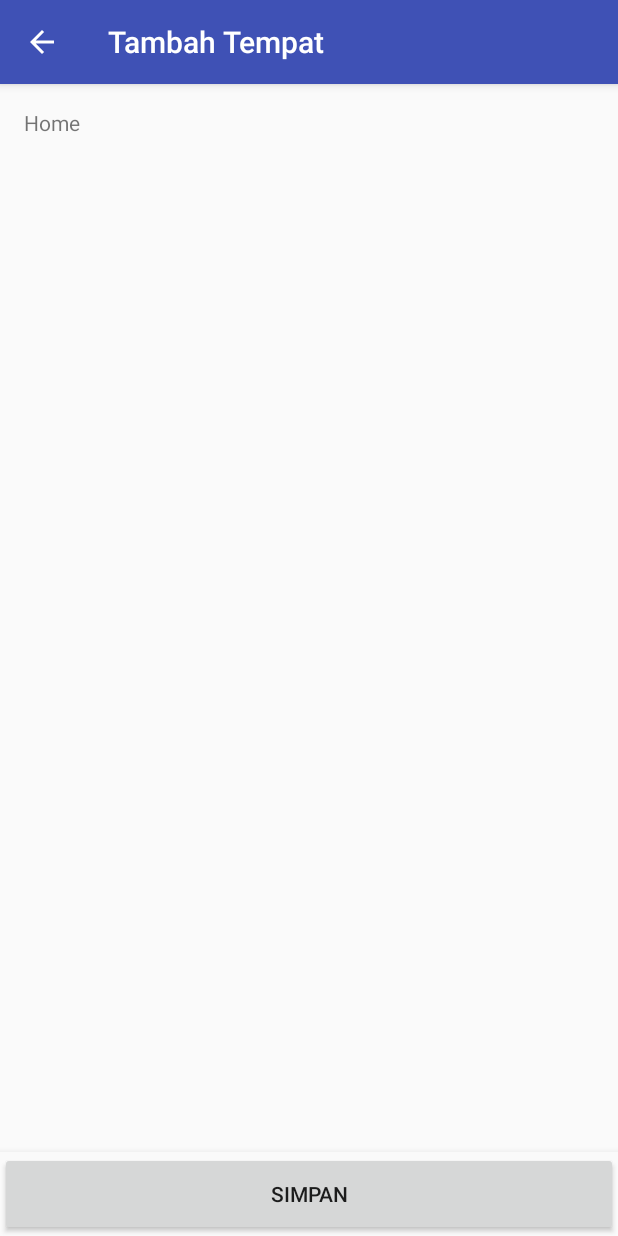
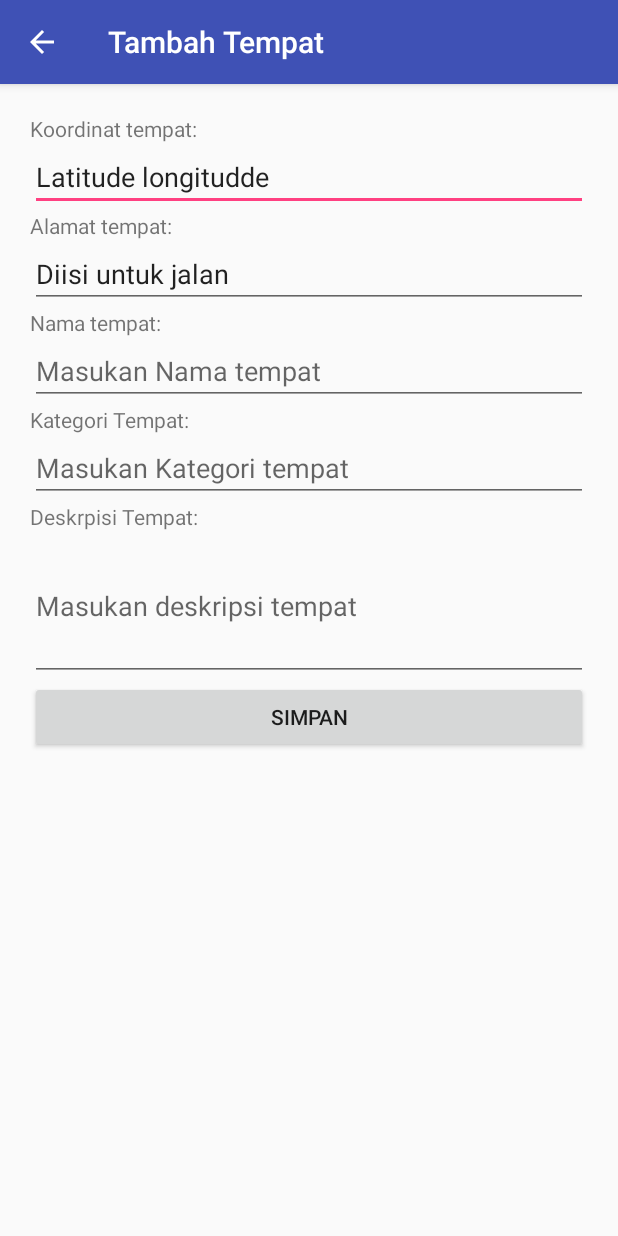
Before and after one commit to ranggasatriaa/akupeta, an Android app: the TambahActivity screen opened directly, with no data from a screen before it, on a phone screen of 412 x 824 dp. Run offline under Robolectric (Android 15) with nearby library versions, the phone set to English and light mode, and no system bars.

Commit message:
add dimens margin and padding, change detail icon

```diff
--- a/app/src/main/java/com/astagenta/rangga/akupeta/TambahActivity.java
+++ b/app/src/main/java/com/astagenta/rangga/akupeta/TambahActivity.java
@@ -17,29 +17,6 @@ public class TambahActivity extends AppCompatActivity {
   private TextView mTextMessage;
   private static final String TAG = "TambahActivity";
 
-
-//  private BottomNavigationView.OnNavigationItemSelectedListener mOnNavigationItemSelectedListener
-//      = new BottomNavigationView.OnNavigationItemSelectedListener() {
-//
-//    @Override
-//    public boolean onNavigationItemSelected(@NonNull MenuItem item) {
-//      switch (item.getItemId()) {
-//        case R.id.navigation_home:
-//          mTextMessage.setText(R.string.title_home);
-//          return true;
-//        case R.id.navigation_dashboard:
-//          mTextMessage.setText(R.string.title_dashboard);
-//          return true;
-//        case R.id.navigation_notifications:
-//          mTextMessage.setText(R.string.title_notifications);
-//          return true;
-//      }
-//      return false;
-//    }
-//  };
-
-
-
   @RequiresApi(api = Build.VERSION_CODES.LOLLIPOP)
   @Override
   protected void onCreate(Bundle savedInstanceState) {
@@ -47,15 +24,9 @@ public class TambahActivity extends AppCompatActivity {
     super.onCreate(savedInstanceState);
     setContentView(R.layout.activity_tambah);
 
-    mTextMessage = (TextView) findViewById(R.id.message);
-//    BottomNavigationView navigation = (BottomNavigationView) findViewById(R.id.navigation);
-//    navigation.setOnNavigationItemSelectedListener(mOnNavigationItemSelectedListener);
+    mTextMessage = findViewById(R.id.message);
 
     ActionBar actionbar = getSupportActionBar();
     actionbar.setTitle("Tambah Tempat");
-//    Toolbar mToolbar = findViewById(R.id.toolbar);
-//    mToolbar.setTitle(getString(R.string.app_name));
-//    mToolbar.setNavigationIcon(R.drawable.ic_arrow_back_black_24dp);
   }
-
 }
--- /dev/null
+++ b/app/src/main/res/drawable/ic_location_on_orange.xml
@@ -0,0 +1,5 @@
+<vector android:alpha="0.97" android:height="24dp"
+    android:tint="#FF6D00" android:viewportHeight="24.0"
+    android:viewportWidth="24.0" android:width="24dp" xmlns:android="http://schemas.android.com/apk/res/android">
+    <path android:fillColor="#FF000000" android:pathData="M12,2C8.13,2 5,5.13 5,9c0,5.25 7,13 7,13s7,-7.75 7,-13c0,-3.87 -3.13,-7 -7,-7zM12,11.5c-1.38,0 -2.5,-1.12 -2.5,-2.5s1.12,-2.5 2.5,-2.5 2.5,1.12 2.5,2.5 -1.12,2.5 -2.5,2.5z"/>
+</vector>
--- /dev/null
+++ b/app/src/main/res/drawable/ic_menu_orange.xml
@@ -0,0 +1,5 @@
+<vector android:alpha="0.97" android:height="24dp"
+    android:tint="#FF6D00" android:viewportHeight="24.0"
+    android:viewportWidth="24.0" android:width="24dp" xmlns:android="http://schemas.android.com/apk/res/android">
+    <path android:fillColor="#FF000000" android:pathData="M3,18h18v-2L3,16v2zM3,13h18v-2L3,11v2zM3,6v2h18L21,6L3,6z"/>
+</vector>
--- /dev/null
+++ b/app/src/main/res/drawable/ic_phone_in_orange.xml
@@ -0,0 +1,5 @@
+<vector android:alpha="0.97" android:height="24dp"
+    android:tint="#FF6D00" android:viewportHeight="24.0"
+    android:viewportWidth="24.0" android:width="24dp" xmlns:android="http://schemas.android.com/apk/res/android">
+    <path android:fillColor="#FF000000" android:pathData="M20,15.5c-1.25,0 -2.45,-0.2 -3.57,-0.57 -0.35,-0.11 -0.74,-0.03 -1.02,0.24l-2.2,2.2c-2.83,-1.44 -5.15,-3.75 -6.59,-6.59l2.2,-2.21c0.28,-0.26 0.36,-0.65 0.25,-1C8.7,6.45 8.5,5.25 8.5,4c0,-0.55 -0.45,-1 -1,-1L4,3c-0.55,0 -1,0.45 -1,1 0,9.39 7.61,17 17,17 0.55,0 1,-0.45 1,-1v-3.5c0,-0.55 -0.45,-1 -1,-1zM19,12h2c0,-4.97 -4.03,-9 -9,-9v2c3.87,0 7,3.13 7,7zM15,12h2c0,-2.76 -2.24,-5 -5,-5v2c1.66,0 3,1.34 3,3z"/>
+</vector>
--- a/app/src/main/res/layout/activity_tambah.xml
+++ b/app/src/main/res/layout/activity_tambah.xml
@@ -7,36 +7,77 @@
     android:layout_height="match_parent"
     tools:context=".TambahActivity">
 
+    <LinearLayout
+        android:layout_width="match_parent"
+        android:layout_height="wrap_content"
+        android:orientation="vertical"
+        android:padding="20dp">
 
-    <TextView
-        android:id="@+id/message"
-        android:layout_width="wrap_content"
-        android:layout_height="wrap_content"
-        android:layout_marginStart="@dimen/activity_horizontal_margin"
-        android:layout_marginLeft="@dimen/activity_horizontal_margin"
-        android:layout_marginTop="@dimen/activity_vertical_margin"
-        android:text="@string/title_home"
-        app:layout_constraintLeft_toLeftOf="parent"
-        app:layout_constraintTop_toTopOf="parent" />
+        <TextView
+            android:layout_width="wrap_content"
+            android:layout_height="wrap_content"
+            android:text="Koordinat tempat: " />
 
-    <android.support.design.widget.BottomNavigationView
-        android:id="@+id/navigation"
-        android:layout_width="0dp"
-        android:layout_height="wrap_content"
-        android:layout_marginStart="0dp"
-        android:layout_marginEnd="0dp"
-        android:background="?android:attr/windowBackground"
-        app:layout_constraintBottom_toBottomOf="parent"
-        app:layout_constraintLeft_toLeftOf="parent"
-        app:layout_constraintRight_toRightOf="parent"
-        app:menu="@menu/navigation" >
+        <EditText
+            android:id="@+id/lokasi"
+            android:layout_width="match_parent"
+            android:layout_height="wrap_content"
+            android:editable="false"
+
+            android:text="Latitude longitudde" />
+
+        <TextView
+            android:layout_width="wrap_content"
+            android:layout_height="wrap_content"
+            android:text="Alamat tempat:" />
+
+        <EditText
+            android:id="@+id/addressTextView"
+            android:layout_width="match_parent"
+            android:layout_height="wrap_content"
+            android:editable="false"
+            android:inputType="none"
+            android:text="Diisi untuk jalan" />
+
+        <TextView
+            android:layout_width="wrap_content"
+            android:layout_height="wrap_content"
+            android:text="Nama tempat:" />
+
+        <EditText
+            android:id="@+id/nameEditText"
+            android:layout_width="match_parent"
+            android:layout_height="wrap_content"
+            android:hint="Masukan Nama tempat" />
+
+        <TextView
+            android:layout_width="wrap_content"
+            android:layout_height="wrap_content"
+            android:text="Kategori Tempat: " />
+
+        <EditText
+            android:id="@+id/categoryEditText"
+            android:layout_width="match_parent"
+            android:layout_height="wrap_content"
+            android:hint="Masukan Kategori tempat" />
+
+        <TextView
+            android:layout_width="wrap_content"
+            android:layout_height="wrap_content"
+            android:text="Deskrpisi Tempat: " />
+
+        <EditText
+            android:id="@+id/descriptionEditText"
+            android:layout_width="match_parent"
+            android:layout_height="wrap_content"
+            android:height="100dp"
+            android:hint="Masukan deskripsi tempat" />
 
         <Button
-            android:id="@+id/button"
+            android:id="@+id/simpanButton"
             android:layout_width="match_parent"
-            android:layout_height="match_parent"
+            android:layout_height="wrap_content"
             android:text="Simpan" />
-    </android.support.design.widget.BottomNavigationView>
-
+    </LinearLayout>
 
 </android.support.constraint.ConstraintLayout>
--- a/app/src/main/res/values/strings.xml
+++ b/app/src/main/res/values/strings.xml
@@ -4,6 +4,10 @@
     <string name="title_activity_detail">Near You</string>
 
     <string name="card_margin">10dp</string>
+
+
+
+
     <string name="title_activity_navigation">NavigationActivity</string>
     <string name="navigation_drawer_open">Open navigation drawer</string>
     <string name="navigation_drawer_close">Close navigation drawer</string>
```
Also changed, not shown: app/src/main/res/layout/activity_detail.xml (+12 -12 lines), app/src/main/res/values/dimens.xml (+15 -0 lines).
